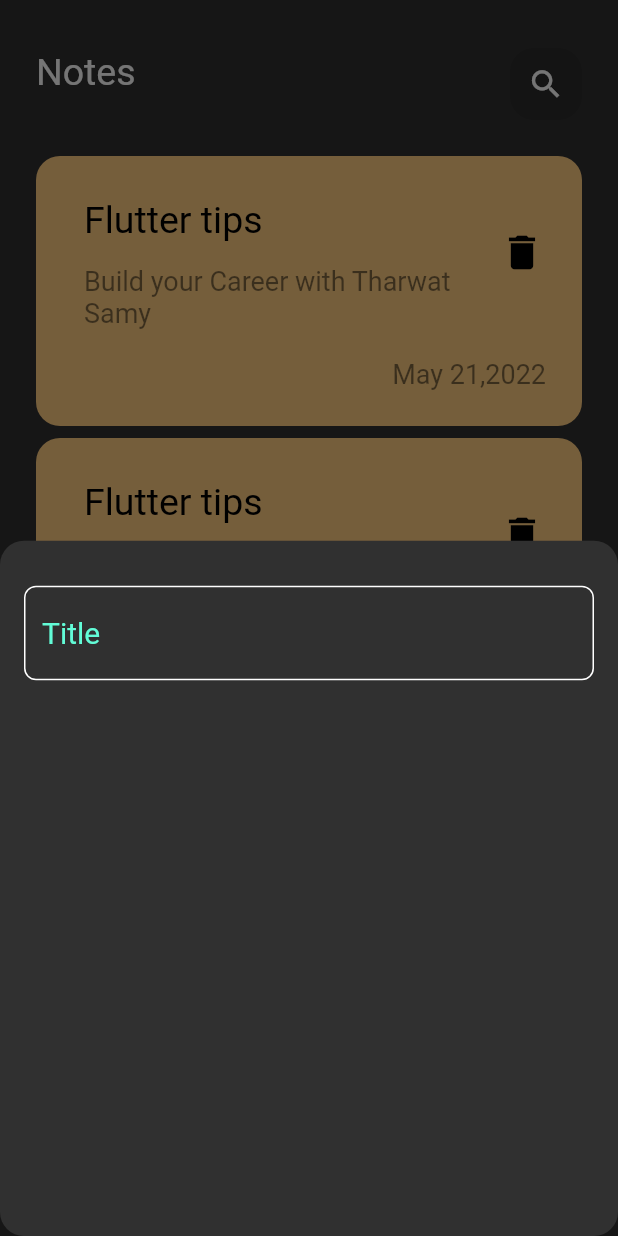
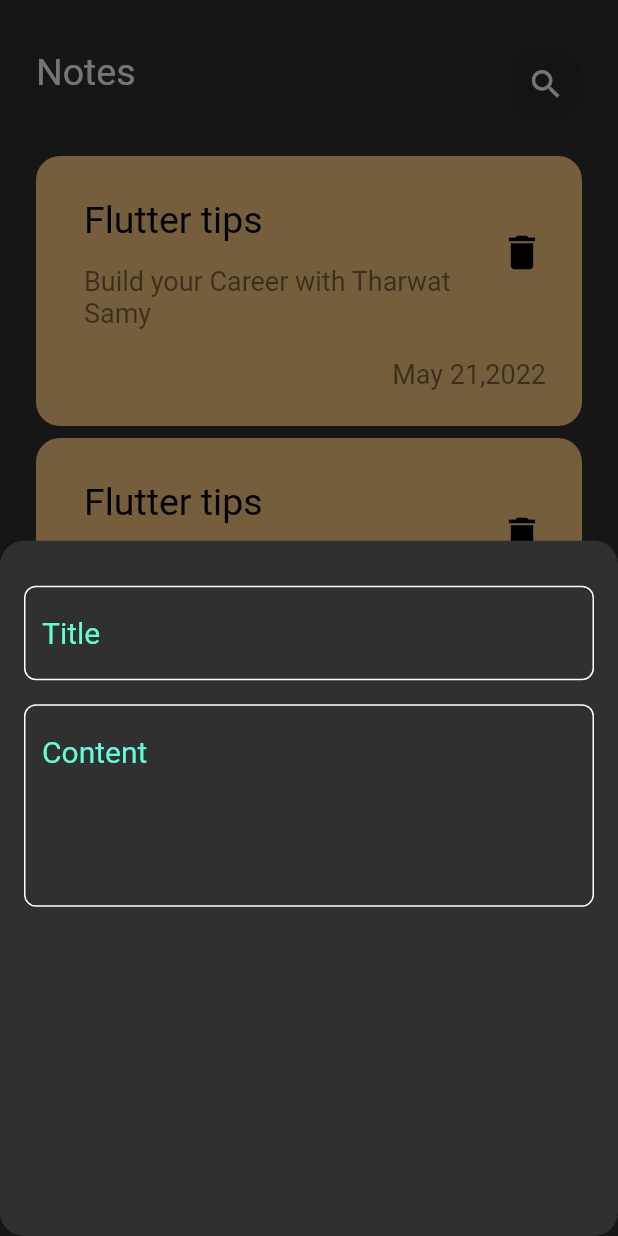
Before and after one commit to sara-reda-hegazy/notes_app, a Flutter app: the screen it shows after launch, after a tap on the "add" icon, on a phone screen of 412 x 824 dp. Run offline on Flutter 3.47's test engine with Material 2 defaults, Android fonts, the phone set to English and light mode, and no system bars.

Commit message:
add fields to bottom sheet

```diff
--- a/lib/widgets/add_note_bottom_sheet.dart
+++ b/lib/widgets/add_note_bottom_sheet.dart
@@ -6,11 +6,13 @@ class AddNoteBottomSheet extends StatelessWidget {
 
   @override
   Widget build(BuildContext context) {
-    return Padding(
-      padding: const EdgeInsets.symmetric(horizontal: 16,vertical: 30),
+    return const Padding(
+      padding:  EdgeInsets.symmetric(horizontal: 16,vertical: 30),
       child: Column(
         children: [
-          CustomTextField()
+          CustomTextField(hintText:'Title',),
+          SizedBox(height: 16,),
+          CustomTextField(hintText:'Content',maxLines: 5,)
         ],
 
       ),
--- a/lib/widgets/custom_text_field.dart
+++ b/lib/widgets/custom_text_field.dart
@@ -3,18 +3,20 @@ import 'package:notesapp/constants.dart';
 
 class CustomTextField extends StatelessWidget {
   const CustomTextField({
-    super.key,
+    super.key, required this.hintText, this.maxLines=1,
   });
-
+   final String hintText;
+   final int maxLines;
   @override
   Widget build(BuildContext context) {
     return TextField(
       cursorColor: kprimaryColor,
+      maxLines: maxLines,
       decoration: InputDecoration(
         border: buildBorder(),
          enabledBorder: buildBorder(),
         focusedBorder:buildBorder(kprimaryColor),
-        hintText: 'Title',
+        hintText: hintText,
         hintStyle:const TextStyle(fontSize: 20,color: kprimaryColor),
 
 
```
